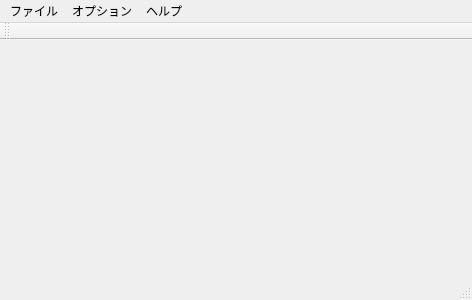
isudzumi/TsProcessor, file mainwindow.ui: the form before one commit.
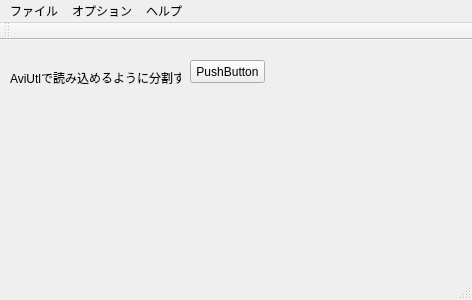
The form after the commit.

```diff
--- a/mainwindow.ui
+++ b/mainwindow.ui
@@ -13,7 +13,34 @@
   <property name="windowTitle">
    <string>MainWindow</string>
   </property>
-  <widget class="QWidget" name="centralWidget"/>
+  <widget class="QWidget" name="centralWidget">
+   <widget class="QLabel" name="label">
+    <property name="geometry">
+     <rect>
+      <x>10</x>
+      <y>30</y>
+      <width>171</width>
+      <height>16</height>
+     </rect>
+    </property>
+    <property name="text">
+     <string>AviUtlで読み込めるように分割する</string>
+    </property>
+   </widget>
+   <widget class="QPushButton" name="pushButton">
+    <property name="geometry">
+     <rect>
+      <x>190</x>
+      <y>20</y>
+      <width>75</width>
+      <height>23</height>
+     </rect>
+    </property>
+    <property name="text">
+     <string>PushButton</string>
+    </property>
+   </widget>
+  </widget>
   <widget class="QMenuBar" name="menuBar">
    <property name="geometry">
     <rect>
```
